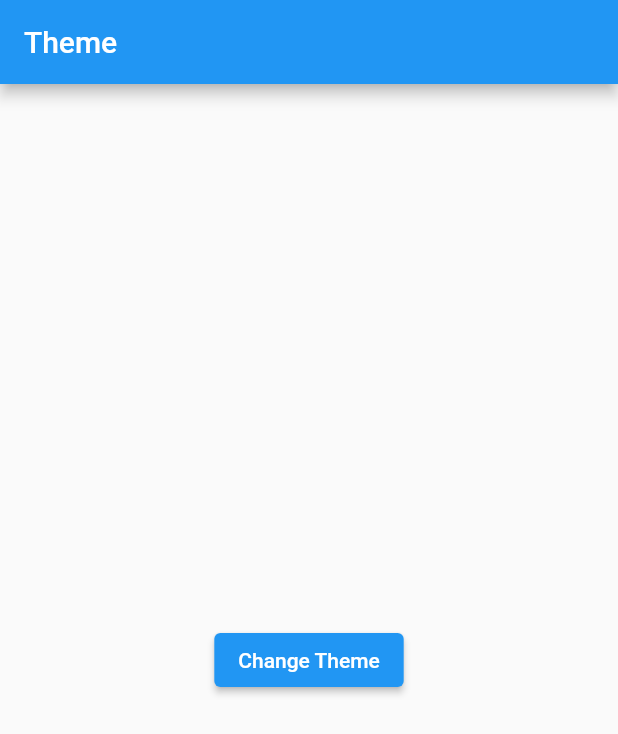
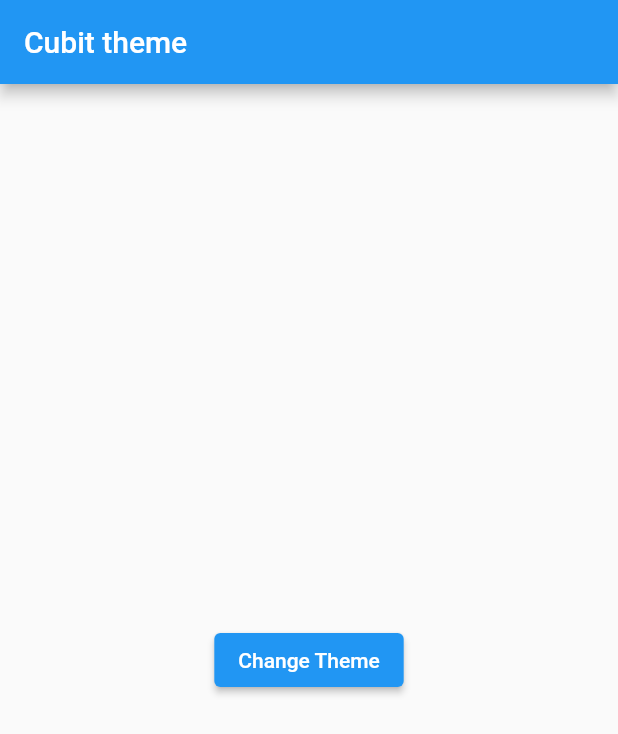
Before and after one commit to a01r066/flutter_bloc_demo, a Flutter app: the screen it shows after launch, after a tap on "Change Theme", on a phone screen of 412 x 824 dp. Shown: the top 734 px of the screen. Run offline on Flutter 3.47's test engine with Material 2 defaults, Android fonts, the phone set to English and light mode, and no system bars; our stand-ins replace bloc, equatable, flutter_bloc.

Commit message:
Theme change with Cubit

```diff
--- a/lib/app_widget.dart
+++ b/lib/app_widget.dart
@@ -1,5 +1,6 @@
 import 'package:bloc_demo/blocs/counter/bloc_counter.dart';
 import 'package:bloc_demo/blocs/theme/theme_page.dart';
+import 'package:bloc_demo/cubits/theme/cubit_theme_page.dart';
 import 'package:flutter/material.dart';
 import 'package:flutter_bloc/flutter_bloc.dart';
 import 'blocs/counter/bloc_counter_page.dart';
@@ -7,19 +8,25 @@ import 'blocs/counter/bloc_counter_page.dart';
 class AppWidget extends StatelessWidget {
   @override
   Widget build(BuildContext context) {
-    // Work with theme
-    return ThemePage();
+    // Work with cubit theme
+    return CubitThemePage();
+
+    // Work with bloc theme
+    // return ThemePage();
+
     // return MaterialApp(
     //   title: 'Material App',
     //   home: Scaffold(
     //     appBar: AppBar(
     //       title: Text('Counter Cubit'),
     //     ),
+
     //     // Work with Cubit
     //     // body: BlocProvider<CounterImpl>(
     //     //   create: (context) => CounterImpl(),
     //     //   child: CubitCounterPage(),
     //     // ),
+
     //     // Work with Bloc
     //     body: BlocProvider<BlocCounter>(
     //       create: (context) => BlocCounter(),
--- a/lib/cubits/counter/cubit_counter.dart
+++ b/lib/cubits/counter/cubit_counter.dart
@@ -1,8 +1,8 @@
 import 'package:flutter_bloc/flutter_bloc.dart';
 import 'cubit_counter_state.dart';
 
-class CounterImpl extends Cubit<CubitCounterState>{
-  CounterImpl() : super(CubitCounterState.initial());
+class CubitCounter extends Cubit<CubitCounterState>{
+  CubitCounter() : super(CubitCounterState.initial());
 
   increment(){
     final newState = state.copyWith(counter: state.counter + 1);
--- a/lib/cubits/counter/cubit_counter_page.dart
+++ b/lib/cubits/counter/cubit_counter_page.dart
@@ -12,7 +12,7 @@ class CubitCounterPage extends StatelessWidget {
     return SafeArea(
       bottom: true,
       child: Scaffold(
-        body: BlocConsumer<CounterImpl, CubitCounterState>(
+        body: BlocConsumer<CubitCounter, CubitCounterState>(
           listener: (context, state) {
             if (state.counter == 3) {
               showDialog(
@@ -76,7 +76,7 @@ class CubitCounterPage extends StatelessWidget {
               FloatingActionButton(
                 onPressed: () {
                   // BlocProvider.of<CounterImpl>(context).increment();
-                  context.read<CounterImpl>().increment();
+                  context.read<CubitCounter>().increment();
                 },
                 child: const Icon(Icons.add),
                 heroTag: "Increment",
@@ -87,7 +87,7 @@ class CubitCounterPage extends StatelessWidget {
               FloatingActionButton(
                 onPressed: () {
                   // BlocProvider.of<CounterImpl>(context).decrement();
-                  context.read<CounterImpl>().decrement();
+                  context.read<CubitCounter>().decrement();
                 },
                 child: const Icon(Icons.remove),
                 heroTag: "decrement",
--- /dev/null
+++ b/lib/cubits/theme/cubit_theme_page.dart
@@ -0,0 +1,40 @@
+import 'dart:math';
+import 'package:bloc_demo/cubits/theme/theme_cubit.dart';
+import 'package:flutter/material.dart';
+import 'package:flutter_bloc/flutter_bloc.dart';
+
+class CubitThemePage extends StatelessWidget {
+  @override
+  Widget build(BuildContext context) {
+    return BlocProvider(
+      create: (context) => ThemeCubit(),
+      child: BlocConsumer<ThemeCubit, CubitThemeState>(
+        listener: (context, state) {
+          state.appTheme;
+        },
+        builder: (context, state) {
+          return MaterialApp(
+            title: 'Material App',
+            theme: state.appTheme == CubitAppTheme.light
+                ? ThemeData.light()
+                : ThemeData.dark(),
+            home: Scaffold(
+              appBar: AppBar(
+                title: Text('Cubit theme'),
+              ),
+              body: Center(
+                child: ElevatedButton(
+                  onPressed: () {
+                    final randInt = Random().nextInt(10);
+                    context.read<ThemeCubit>().changeCubitTheme(randInt);
+                  },
+                  child: Text("Change Theme"),
+                ),
+              ),
+            ),
+          );
+        },
+      ),
+    );
+  }
+}
--- /dev/null
+++ b/lib/cubits/theme/cubit_theme_state.dart
@@ -0,0 +1,27 @@
+part of 'theme_cubit.dart';
+
+enum CubitAppTheme {
+  light,
+  dark
+}
+
+class CubitThemeState extends Equatable {
+  final CubitAppTheme appTheme;
+  const CubitThemeState({ required this.appTheme});
+
+  @override
+  List<Object?> get props => [appTheme];
+
+  @override
+  String toString() {
+    return "Theme: $appTheme";
+  }
+
+  factory CubitThemeState.initial(){
+    return const CubitThemeState(appTheme: CubitAppTheme.light);
+  }
+
+  CubitThemeState copyWith({ CubitAppTheme? appTheme }){
+    return CubitThemeState(appTheme: appTheme ?? this.appTheme);
+  }
+}
--- /dev/null
+++ b/lib/cubits/theme/theme_cubit.dart
@@ -0,0 +1,16 @@
+import 'package:bloc/bloc.dart';
+import 'package:equatable/equatable.dart';
+
+part 'cubit_theme_state.dart';
+
+class ThemeCubit extends Cubit<CubitThemeState> {
+  ThemeCubit() : super(CubitThemeState.initial());
+
+  changeCubitTheme(int randInt){
+    if(randInt % 2 == 0){
+      emit(state.copyWith(appTheme: CubitAppTheme.light));
+    } else {
+      emit(state.copyWith(appTheme: CubitAppTheme.dark));
+    }
+  }
+}
```
